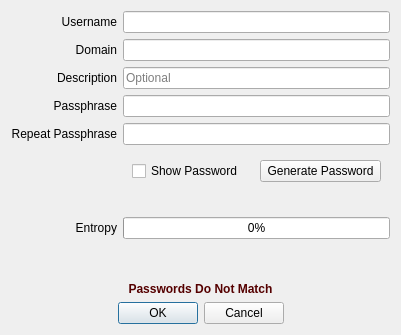
Above: scr/addentry.ui from waltergallegog/SEcubeWallet before the change. Below: the same form after it.
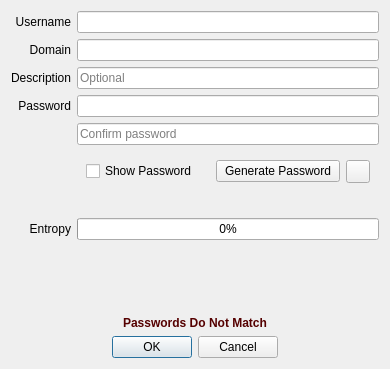
That is the form after the change. Icons and pictures are not drawn.

```diff
--- a/scr/addentry.ui
+++ b/scr/addentry.ui
@@ -6,8 +6,8 @@
    <rect>
     <x>0</x>
     <y>0</y>
-    <width>401</width>
-    <height>335</height>
+    <width>390</width>
+    <height>369</height>
    </rect>
   </property>
   <property name="sizePolicy">
@@ -46,7 +46,7 @@
    <item row="4" column="0">
     <widget class="QLabel" name="label_pass2">
      <property name="text">
-      <string>Repeat Passphrase</string>
+      <string/>
      </property>
      <property name="alignment">
       <set>Qt::AlignRight|Qt::AlignTrailing|Qt::AlignVCenter</set>
@@ -123,6 +123,9 @@
      <property name="echoMode">
       <enum>QLineEdit::Password</enum>
      </property>
+     <property name="placeholderText">
+      <string>Confirm password</string>
+     </property>
      <property name="clearButtonEnabled">
       <bool>true</bool>
      </property>
@@ -141,7 +144,7 @@
    <item row="3" column="0">
     <widget class="QLabel" name="label_pass">
      <property name="text">
-      <string>Passphrase</string>
+      <string>Password</string>
      </property>
      <property name="alignment">
       <set>Qt::AlignRight|Qt::AlignTrailing|Qt::AlignVCenter</set>
@@ -221,6 +224,18 @@
         </property>
        </widget>
       </item>
+      <item>
+       <widget class="QToolButton" name="pb_confgen">
+        <property name="text">
+         <string/>
+        </property>
+        <property name="icon">
+         <iconset>
+          <normalon>:/icons/config.png</normalon>
+         </iconset>
+        </property>
+       </widget>
+      </item>
      </layout>
     </widget>
    </item>
```
